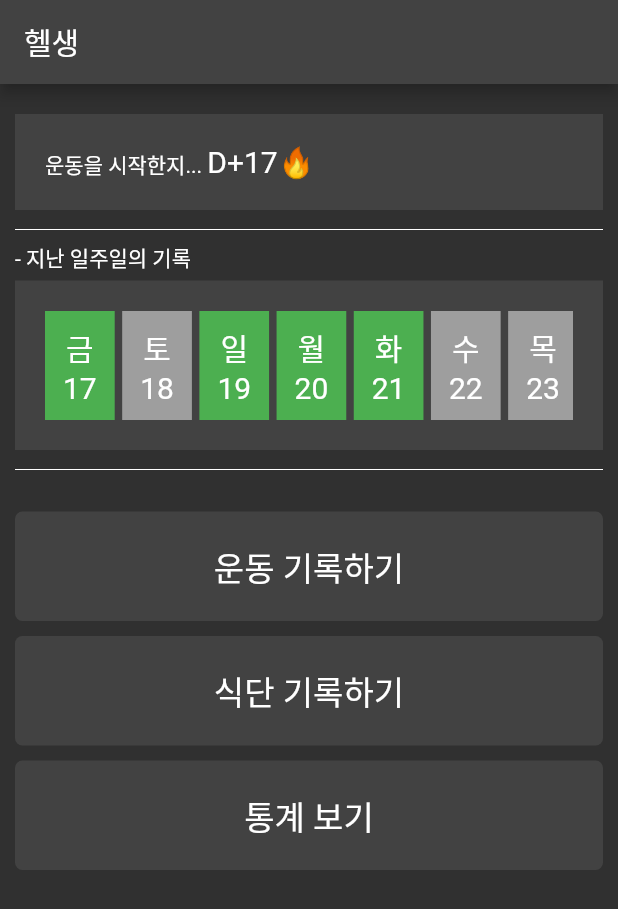
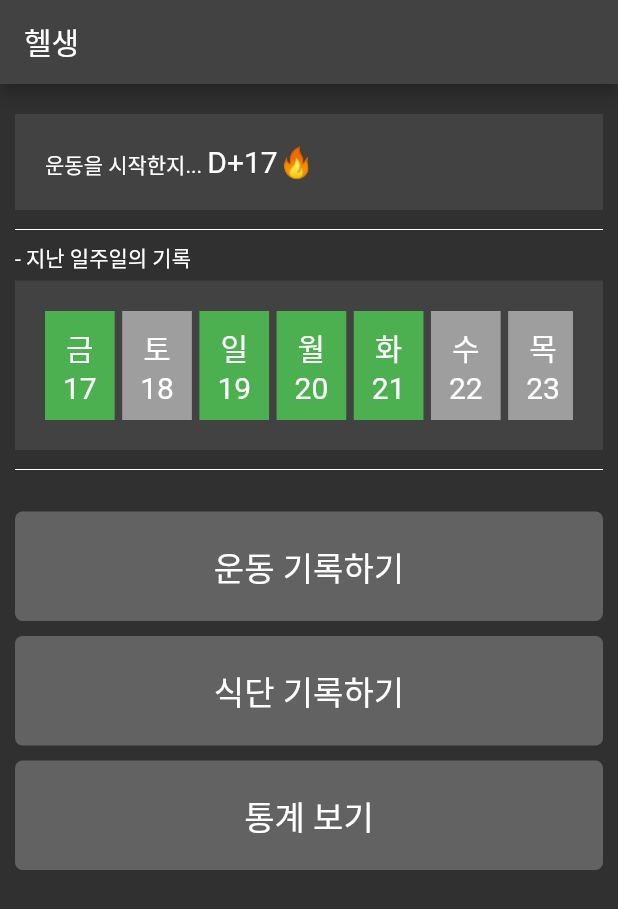
Before and after one commit to hi-jin/health_for_workout_app, a Flutter app: the screen it shows after launch, on a phone screen of 412 x 824 dp. Shown: the top 909 px of the screen. Run offline on Flutter 3.47's test engine with Material 2 defaults, Android fonts, the phone set to English and light mode, and no system bars; Roboto replaces fonts that are missing (GowunDodum).

Commit message:
Design: 버튼 색상 밝게 변경

```diff
--- a/lib/ui/widgets/full_width_button.dart
+++ b/lib/ui/widgets/full_width_button.dart
@@ -1,5 +1,4 @@
 import 'package:flutter/material.dart';
-import 'package:health_for_workout/core/style.dart';
 
 class FullWidthButton extends StatelessWidget {
   const FullWidthButton({super.key, required this.onTap, required this.child});
@@ -13,7 +12,7 @@ class FullWidthButton extends StatelessWidget {
       onTap: onTap,
       child: Ink(
         decoration: BoxDecoration(
-          color: MyColors.lightBlack,
+          color: Colors.white24,
           borderRadius: BorderRadius.all(Radius.circular(5)),
         ),
         child: Container(
```
